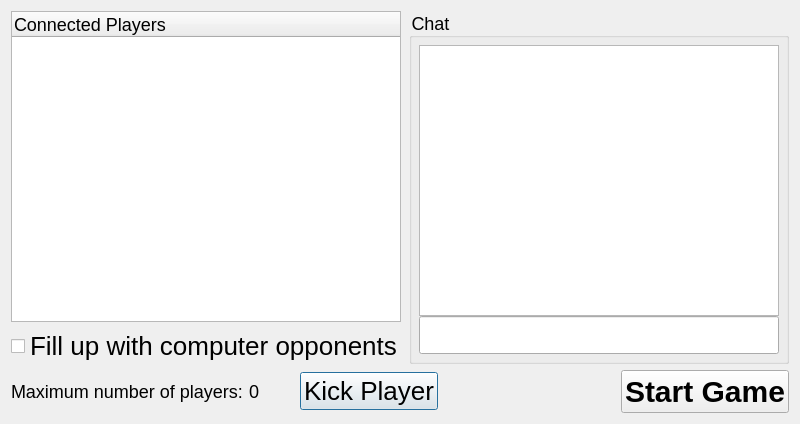
pokerth/pokerth, file src/gui/qt/gui_800x480/startnetworkgamedialog_800x480.ui: the form before one commit.
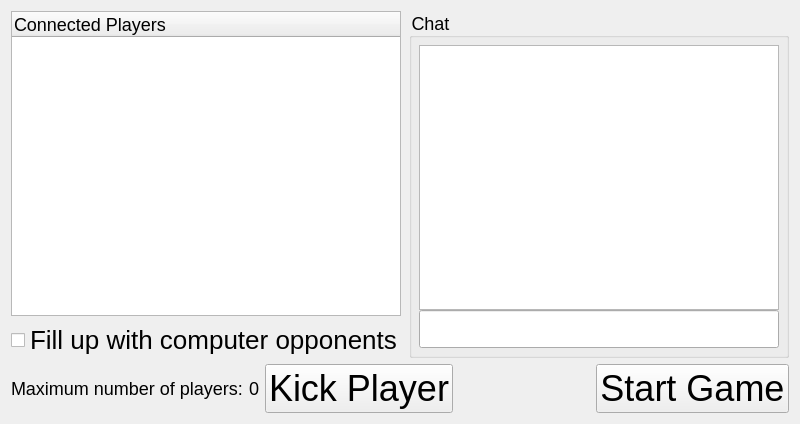
The form after the commit. Icons and pictures are not drawn.

Patch:
```diff
--- a/src/gui/qt/gui_800x480/startnetworkgamedialog_800x480.ui
+++ b/src/gui/qt/gui_800x480/startnetworkgamedialog_800x480.ui
@@ -134,11 +134,24 @@
      <item>
       <widget class="QPushButton" name="pushButton_Kick">
        <property name="styleSheet">
-        <string notr="true">QObject {font: 26px}</string>
+        <string notr="true">QObject {font: 36px}</string>
        </property>
        <property name="text">
         <string>Kick Player</string>
        </property>
+       <property name="icon">
+        <iconset resource="../resources/pokerth.qrc">
+         <normaloff>:/gfx/editdelete.png</normaloff>:/gfx/editdelete.png</iconset>
+       </property>
+       <property name="iconSize">
+        <size>
+         <width>32</width>
+         <height>32</height>
+        </size>
+       </property>
+       <property name="autoDefault">
+        <bool>false</bool>
+       </property>
       </widget>
      </item>
      <item>
@@ -157,11 +170,24 @@
      <item>
       <widget class="QPushButton" name="pushButton_startGame">
        <property name="styleSheet">
-        <string notr="true">QObject {font: bold 30px}</string>
+        <string notr="true">QObject {font: 36px}</string>
        </property>
        <property name="text">
         <string>Start Game</string>
        </property>
+       <property name="icon">
+        <iconset resource="../resources/pokerth.qrc">
+         <normaloff>:/gfx/dialog_ok_apply.png</normaloff>:/gfx/dialog_ok_apply.png</iconset>
+       </property>
+       <property name="iconSize">
+        <size>
+         <width>32</width>
+         <height>32</height>
+        </size>
+       </property>
+       <property name="autoDefault">
+        <bool>false</bool>
+       </property>
       </widget>
      </item>
     </layout>
```
Left out of the diff: 4 changed lines with no effect on the pictures.
